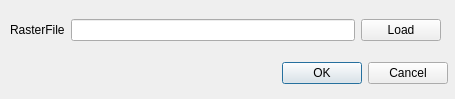
First picture: the form in src/DynaMind-BasicModules/importrasterdata_gui.ui, repository iut-ibk/DynaMind-BasicModules, before the edit.
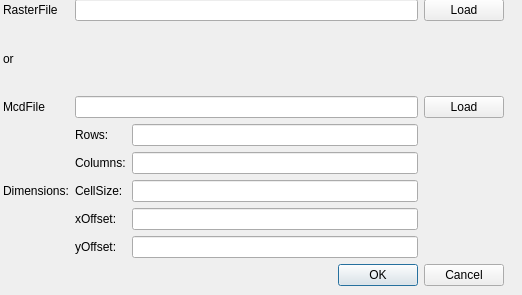
Second picture: the form after the edit.

Commit message: the user now also can import from a mcd file but has to give the rest of the info into the GUI

The edit to the form file:
```diff
--- a/src/DynaMind-BasicModules/importrasterdata_gui.ui
+++ b/src/DynaMind-BasicModules/importrasterdata_gui.ui
@@ -6,33 +6,32 @@
    <rect>
     <x>0</x>
     <y>0</y>
-    <width>455</width>
-    <height>99</height>
+    <width>522</width>
+    <height>295</height>
    </rect>
   </property>
   <property name="windowTitle">
    <string>Dialog</string>
   </property>
-  <widget class="QWidget" name="gridLayoutWidget">
+  <widget class="QWidget" name="verticalLayoutWidget">
    <property name="geometry">
     <rect>
-     <x>10</x>
-     <y>10</y>
-     <width>431</width>
-     <height>41</height>
+     <x>3</x>
+     <y>-1</y>
+     <width>501</width>
+     <height>287</height>
     </rect>
    </property>
+   <layout class="QVBoxLayout" name="verticalLayout">
+    <item>
    <layout class="QGridLayout" name="gridLayout">
-    <item row="0" column="2">
+      <item row="0" column="3">
      <widget class="QPushButton" name="pb_load">
       <property name="text">
        <string>Load</string>
       </property>
      </widget>
     </item>
-    <item row="0" column="1">
-     <widget class="QLineEdit" name="le_Filename"/>
-    </item>
     <item row="0" column="0">
      <widget class="QLabel" name="label">
       <property name="text">
@@ -40,23 +39,107 @@
       </property>
      </widget>
     </item>
-   </layout>
-  </widget>
+      <item row="0" column="1">
+       <widget class="QLineEdit" name="le_Filename"/>
+      </item>
+      <item row="2" column="0">
+       <widget class="QLabel" name="label_3">
+        <property name="text">
+         <string>McdFile</string>
+        </property>
+       </widget>
+      </item>
+      <item row="2" column="3">
+       <widget class="QPushButton" name="pb_load_2">
+        <property name="text">
+         <string>Load</string>
+        </property>
+       </widget>
+      </item>
+      <item row="2" column="1">
+       <widget class="QLineEdit" name="le_Filename_2"/>
+      </item>
+      <item row="1" column="0">
+       <widget class="QLabel" name="label_2">
+        <property name="text">
+         <string>or</string>
+        </property>
+       </widget>
+      </item>
+      <item row="3" column="0">
+       <widget class="QLabel" name="label_4">
+        <property name="text">
+         <string>Dimensions:</string>
+        </property>
+       </widget>
+      </item>
+      <item row="3" column="1">
+       <layout class="QGridLayout" name="gridLayout_2">
+        <item row="0" column="1">
+         <widget class="QLabel" name="label_5">
+          <property name="text">
+           <string>Rows:</string>
+          </property>
+         </widget>
+        </item>
+        <item row="1" column="1">
+         <widget class="QLabel" name="label_6">
+          <property name="text">
+           <string>Columns:</string>
+          </property>
+         </widget>
+        </item>
+        <item row="0" column="2">
+         <widget class="QLineEdit" name="le_rows"/>
+        </item>
+        <item row="2" column="1">
+         <widget class="QLabel" name="label_7">
+          <property name="text">
+           <string>CellSize:</string>
+          </property>
+         </widget>
+        </item>
+        <item row="1" column="2">
+         <widget class="QLineEdit" name="le_cols"/>
+        </item>
+        <item row="3" column="1">
+         <widget class="QLabel" name="label_8">
+          <property name="text">
+           <string>xOffset:</string>
+          </property>
+         </widget>
+        </item>
+        <item row="2" column="2">
+         <widget class="QLineEdit" name="le_cellsize"/>
+        </item>
+        <item row="4" column="1">
+         <widget class="QLabel" name="label_9">
+          <property name="text">
+           <string>yOffset:</string>
+          </property>
+         </widget>
+        </item>
+        <item row="3" column="2">
+         <widget class="QLineEdit" name="le_xoff"/>
+        </item>
+        <item row="4" column="2">
+         <widget class="QLineEdit" name="le_yoff"/>
+        </item>
+       </layout>
+      </item>
+     </layout>
+    </item>
+    <item>
   <widget class="QDialogButtonBox" name="bBox">
-   <property name="geometry">
-    <rect>
-     <x>270</x>
-     <y>60</y>
-     <width>178</width>
-     <height>27</height>
-    </rect>
-   </property>
    <property name="orientation">
     <enum>Qt::Horizontal</enum>
    </property>
    <property name="standardButtons">
     <set>QDialogButtonBox::Cancel|QDialogButtonBox::Ok</set>
    </property>
+     </widget>
+    </item>
+   </layout>
   </widget>
  </widget>
  <resources/>
```
Lines whose indentation alone changed are shown as unchanged. The commit also changes 4 other files.
